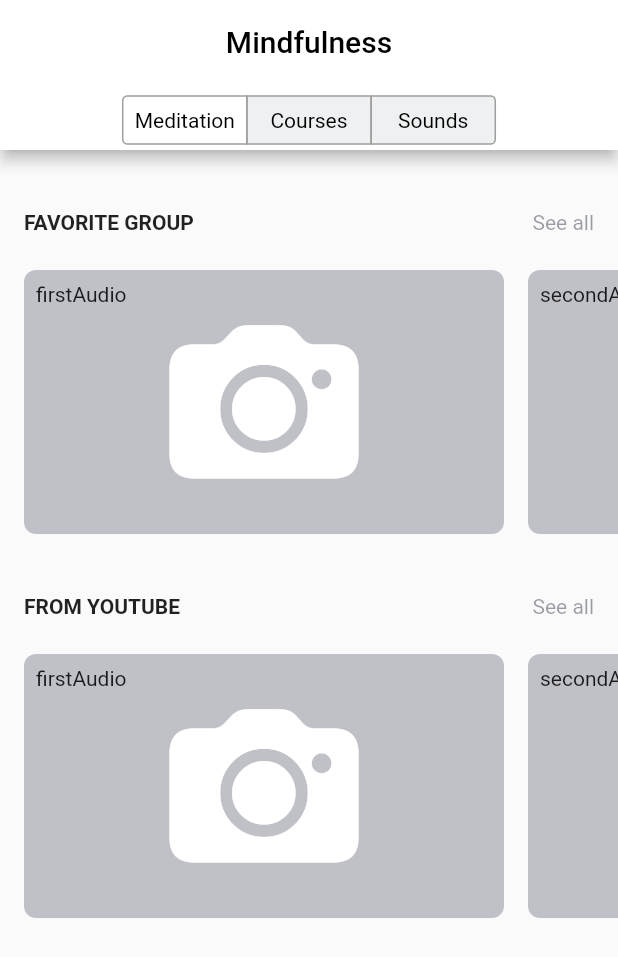
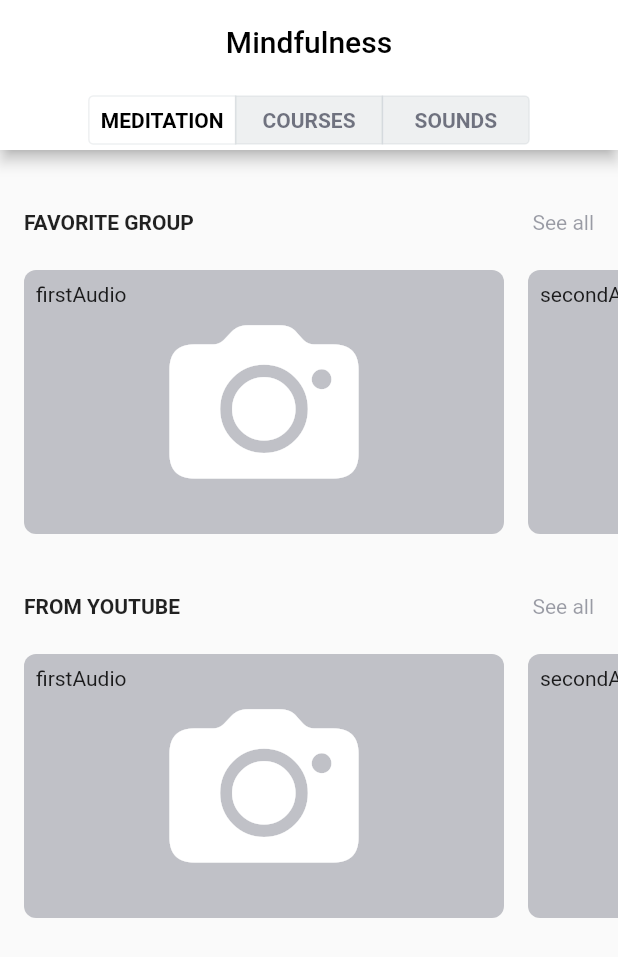
Before and after one commit to ViktorJasch/audio_player, a Flutter app: the screen it shows after launch, on a phone screen of 412 x 824 dp. Shown: the top 957 px of the screen. Run offline on Flutter 3.47's test engine with Material 2 defaults, Android fonts, the phone set to English and light mode, and no system bars.

Commit message:
Рефакторинг, доработка цветов в списке аудиозаписей

```diff
--- a/lib/presentation/audio_collections/audio_collection_screen.dart
+++ b/lib/presentation/audio_collections/audio_collection_screen.dart
@@ -25,17 +25,14 @@ class _AudioCollectionScreenState extends State<AudioCollectionScreen> {
     AudioGroupUi('relax', ['firstAudio', 'secondAudio']),
   ];
 
-  static final _segmentedValues = {
-    "meditation": _SegmentedTab(title: "Meditation"),
-    "courses": _SegmentedTab(title: "Courses"),
-    "sounds": _SegmentedTab(title: "Sounds")
+  static final List<String> _segmentedValues = ["meditation", "courses", "sounds"];
+
+  static final _segmentedChildren = {
+    "meditation": _meditationAudioGroupList,
+    "courses": _courseAudioGroupList,
+    "sounds": _soundAudioGroupList
   };
-  static final _segmentedChildren = {
-    "meditation": AudioSectionPanel(audioGroupUiList: _meditationAudioGroupList),
-    "courses": AudioSectionPanel(audioGroupUiList: _courseAudioGroupList),
-    "sounds": AudioSectionPanel(audioGroupUiList: _soundAudioGroupList)
-  };
-  var groupValue = _segmentedValues.keys.first;
+  var groupValue = _segmentedValues.first;
 
   @override
   Widget build(BuildContext context) {
@@ -57,21 +54,27 @@ class _AudioCollectionScreenState extends State<AudioCollectionScreen> {
             padding: const EdgeInsets.only(bottom: 4),
             child: CupertinoSegmentedControl(
             selectedColor: Colors.white,
-                borderColor: Colors.grey,
-                unselectedColor: Color.fromRGBO(170, 180, 186, 0.2),
+            borderColor: const Color.fromRGBO(170, 180, 186, 0.2),
+            unselectedColor: const Color.fromRGBO(170, 180, 186, 0.2),
             pressedColor: Color(0x747784),
-                children: _segmentedValues,
+            children: Map.fromIterables(
+              _segmentedValues,
+              _segmentedValues.map((title) => _SegmentedTab(
+                title: title,
+                selected: title == groupValue,
+              ))),
             groupValue: groupValue,
             onValueChanged: (value) {
               setState(() {
                 groupValue = value;
               });
-                },
-              ),
+            }),
           ),
           preferredSize: Size(double.infinity, 44)),
       ),
-      body: _segmentedChildren[groupValue],
+      body: AudioSectionPanel(
+        audioGroupUiList: _segmentedChildren[groupValue].toList(),
+      ),
     );
   }
 }
@@ -80,16 +83,20 @@ class _SegmentedTab extends StatelessWidget {
   final String title;
   final bool selected;
 
-  _SegmentedTab({this.title, this.selected = true});
+  const _SegmentedTab({this.title, this.selected = true});
 
   @override
   Widget build(BuildContext context) {
     return Container(
       padding: EdgeInsets.all(8),
       child: Text(
-        title,
+        title.toUpperCase(),
         style: TextStyle(
-          color: selected ? Colors.black : Color(0x747784)
+          color: selected
+            ? Colors.black
+            : const Color.fromRGBO(57, 60, 79, 0.7),
+          fontSize: 14,
+          fontWeight: FontWeight.w600
         ),
       )
     );
--- a/lib/presentation/audio_collections/audio_group_horizontal_list.dart
+++ b/lib/presentation/audio_collections/audio_group_horizontal_list.dart
@@ -19,39 +19,16 @@ class AudioGroupHorizontalList extends StatelessWidget {
         ),
         Container(
           height: 176,
-          child: ListView.builder(
+          child: ListView(
             shrinkWrap: true,
             scrollDirection: Axis.horizontal,
-            itemCount: audioGroupUi.groupItemList.length,
-            itemBuilder: (context, index) {
-              return Container(
-                margin: EdgeInsets.only(
-                  right: 16,
-                  left: index == 0 ? 16 : 0
-                ),
-                width: 320,
-                decoration: BoxDecoration(
-                    borderRadius: BorderRadius.all(Radius.circular(8)),
-                    color: Color.fromRGBO(57, 60, 79, 0.3)
-                ),
-                child: Stack(
-                  children: <Widget>[
-                    Center(
-                      child: Icon(
-                        CupertinoIcons.photo_camera_solid,
-                        color: CupertinoColors.white,
-                        size: 128,
-                      ),
-                    ),
-                    Positioned(
-                      child: Text(audioGroupUi.groupItemList[index]),
-                      top: 8,
-                      left: 8,
-                    )
-                  ],
-                ),
-              );
-            },
+            children: <Widget>[
+              for (var item in audioGroupUi.groupItemList)
+                _HorizontalListItem(
+                  itemTitle: item,
+                  isFirst: audioGroupUi.groupItemList.indexOf(item) == 0,
+                )
+            ],
           ),
         ),
       ],
@@ -88,3 +65,41 @@ class _GroupHeader extends StatelessWidget {
     );
   }
 }
+
+class _HorizontalListItem extends StatelessWidget {
+  final String itemTitle;
+  final bool isFirst;
+
+  _HorizontalListItem({this.itemTitle, this.isFirst});
+
+  @override
+  Widget build(BuildContext context) {
+    return Container(
+      margin: EdgeInsets.only(
+          right: 16,
+          left: isFirst ? 16 : 0
+      ),
+      width: 320,
+      decoration: BoxDecoration(
+          borderRadius: BorderRadius.all(Radius.circular(8)),
+          color: Color.fromRGBO(57, 60, 79, 0.3)
+      ),
+      child: Stack(
+        children: <Widget>[
+          Center(
+            child: Icon(
+              CupertinoIcons.photo_camera_solid,
+              color: CupertinoColors.white,
+              size: 128,
+            ),
+          ),
+          Positioned(
+            child: Text(itemTitle),
+            top: 8,
+            left: 8,
+          )
+        ],
+      ),
+    );
+  }
+}
```
Lines whose indentation alone changed are shown as unchanged.
